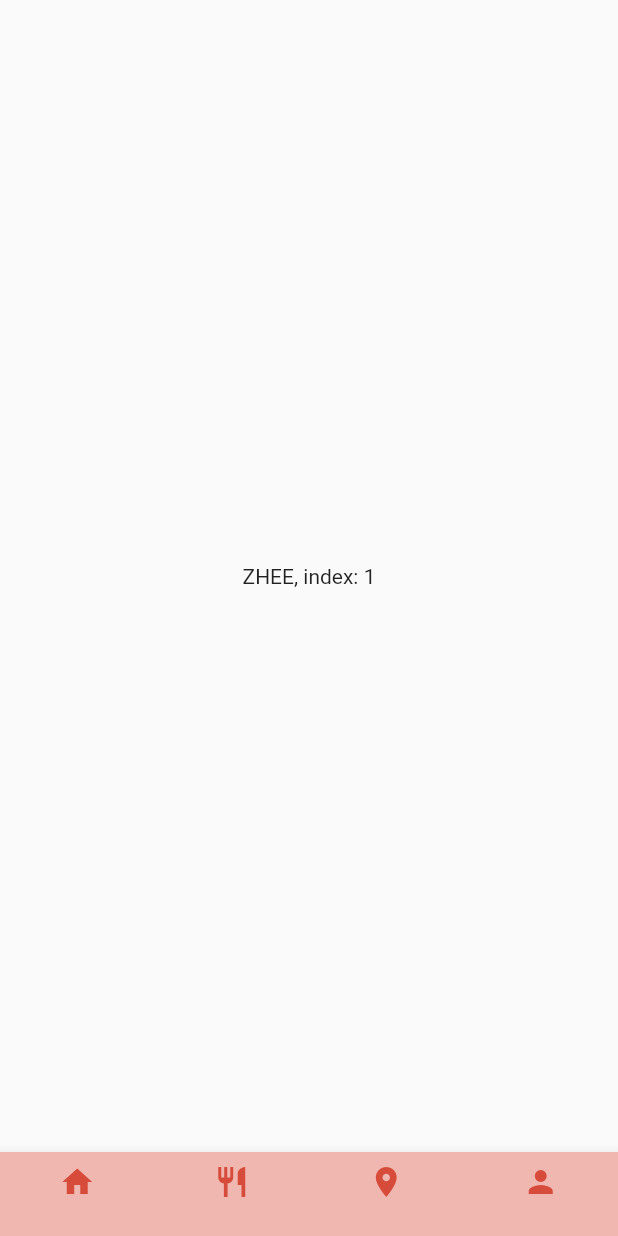
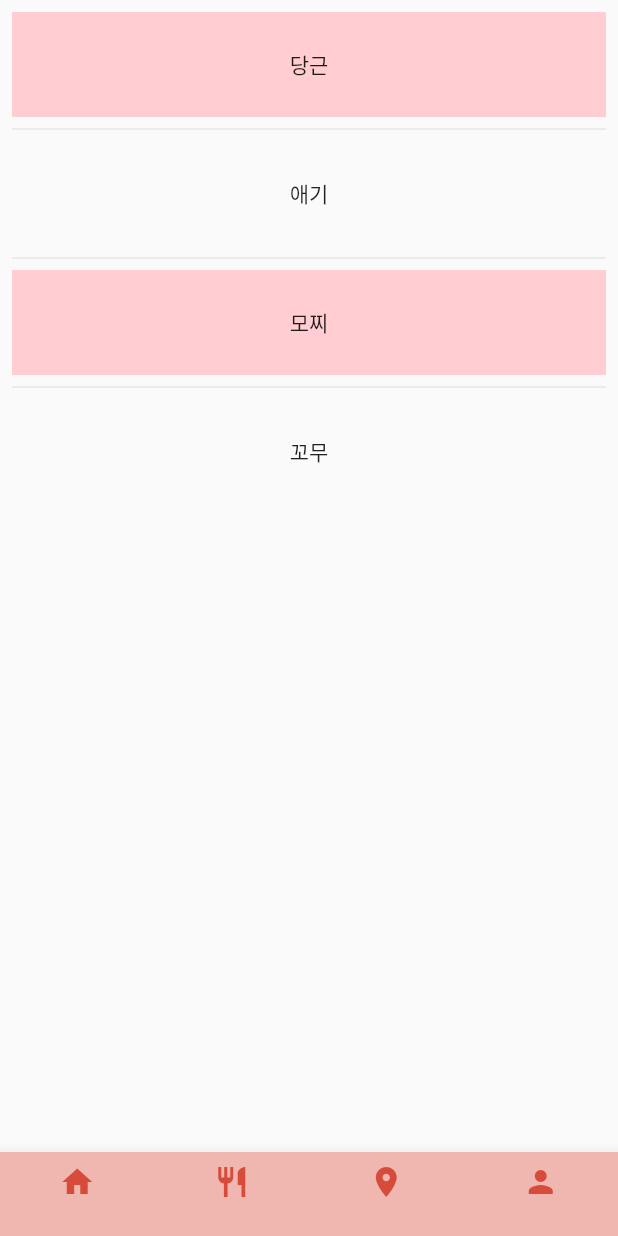
Before and after one commit to givethedog/flutter_naechelinguide_startup, a Flutter app: the screen it shows after launch, item 2 of the bottom bar chosen, on a phone screen of 412 x 824 dp. Run offline on Flutter 3.47's test engine with Material 2 defaults, Android fonts, the phone set to English and light mode, and no system bars; our stand-ins replace getflutter, google_maps_flutter, shimmer.

Commit message:
Google Map Service and ListView added

```diff
--- a/lib/home_screen.dart
+++ b/lib/home_screen.dart
@@ -1,50 +1,46 @@
 import 'package:flutter/material.dart';
 import 'package:flutter/cupertino.dart';
+import 'package:flutternaechelinguidestartup/search.dart';
+import 'package:flutternaechelinguidestartup/location.dart';
+import 'package:flutternaechelinguidestartup/list_restaurant.dart';
 
 class HomeScreen extends StatefulWidget {
   @override
-  State createState() => new HomeScreenState();
+  State createState() => HomeScreenState();
 }
 
-class HomeScreenState extends State<HomeScreen> with SingleTickerProviderStateMixin {
-  TabController _controller;
-  int _index;
-
-  @override
-  void initState() {
-    super.initState();
-    _controller = new TabController(length: 4, vsync: this);
-    _index = 0;
-  }
+class HomeScreenState extends State<HomeScreen>
+    with SingleTickerProviderStateMixin {
+  int _index = 0;
 
   @override
   Widget build(BuildContext context) {
-    return new Scaffold(
+    Widget child;
+    switch (_index) {
+      case 0:
+        child = SearchRestaurant(); // To Search
+        break;
+      case 1:
+        child = ListRestaurant();
+        break;
+      case 2:
+        child = SearchLocation();
+        break;
+      case 3:
+        child = FlutterLogo(
+          colors: Colors.blue,
+        );
+        break;
+    }
 
-//      appBar: new AppBar(                                         // 앱바 살릴려면 여기부터
-//        title: new Text('NAECHELIN GUIDE'),
-//        bottom: new TabBar(controller: _controller,
-//            tabs: <Tab>[
-//              new Tab(text: "ZHEE"),
-//              new Tab(text: "MUNG"),
-//              new Tab(text: "MOZZI"),
-//              new Tab(text: "GGOMU"),
-//            ]),
-//      ),                                                         // 앱바 살릴려면 여기까지
-      body: new TabBarView(
-        controller: _controller,
-        children: <Widget>[
-          new ZHEE(_index),
-          new MUNG(_index),
-          new MOZZI(_index),
-          new GGOMU(_index),
-        ],
-      ),
+    return Scaffold(
+      body: SizedBox.expand(child: child),
       bottomNavigationBar: new BottomNavigationBar(
           backgroundColor: Color(0xffefb7b0),
           selectedItemColor: Color(0xffd74b3b),
           unselectedItemColor: Color(0xffd74b3b),
-          type: BottomNavigationBarType.fixed,                     // this line can BottomBar has 4 items
+          type: BottomNavigationBarType
+              .fixed, // this line can BottomBar has 4 items
           currentIndex: _index,
           onTap: (int _index) {
             setState(() {
@@ -54,78 +50,29 @@ class HomeScreenState extends State<HomeScreen> with SingleTickerProviderStateMi
           items: <BottomNavigationBarItem>[
             new BottomNavigationBarItem(
               icon: new Icon(Icons.home),
-              title: SizedBox.shrink(),                           // Workaround : BottomNavigationBar without Text
+              title: SizedBox
+                  .shrink(), // Workaround : BottomNavigationBar without Text
               //title: new Text("Home"),
-
             ),
             new BottomNavigationBarItem(
               icon: new Icon(Icons.restaurant),
-              title: SizedBox.shrink(),                           // Workaround : BottomNavigationBar without Text
+              title: SizedBox
+                  .shrink(), // Workaround : BottomNavigationBar without Text
               //title: new Text("Restaurant"),
             ),
             new BottomNavigationBarItem(
-                icon: Icon(Icons.location_on),
-              title: SizedBox.shrink(),                           // Workaround : BottomNavigationBar without Text
-                //title: new Text('Location')
+              icon: Icon(Icons.location_on),
+              title: SizedBox
+                  .shrink(), // Workaround : BottomNavigationBar without Text
+              //title: new Text('Location')
             ),
             new BottomNavigationBarItem(
               icon: new Icon(Icons.person),
-              title: SizedBox.shrink(),                           // Workaround : BottomNavigationBar without Text
+              title: SizedBox
+                  .shrink(), // Workaround : BottomNavigationBar without Text
               //title: new Text("MyPage"),
             ),
-                      ]),
+          ]),
     );
   }
 }
-
-class ZHEE extends StatelessWidget {
-  final int index;
-
-  ZHEE(this.index);
-
-  @override
-  Widget build(BuildContext context) {
-    return new Center(
-      child: new Text('ZHEE, index: $index'),
-    );
-  }
-}
-
-class MUNG extends StatelessWidget {
-  final int index;
-
-  MUNG(this.index);
-
-  @override
-  Widget build(BuildContext context) {
-    return new Center(
-      child: new Text('HotelsPage, index: $index'),
-    );
-  }
-}
-
-class MOZZI extends StatelessWidget {
-  final int index;
-
-  MOZZI(this.index);
-
-  @override
-  Widget build(BuildContext context) {
-    return new Center(
-      child: new Text('FoodPage, index: $index'),
-    );
-  }
-}
-
-class GGOMU extends StatelessWidget {
-  final int index;
-
-  GGOMU(this.index);
-
-  @override
-  Widget build(BuildContext context) {
-    return new Center(
-      child: new Text('FunPage, index: $index'),
-    );
-  }
-}
--- /dev/null
+++ b/lib/list_restaurant.dart
@@ -0,0 +1,89 @@
+import 'package:flutter/material.dart';
+
+class Person {
+  int age;
+  String name;
+  bool isLeftHand;
+
+  Person(this.age, this.name, this.isLeftHand);
+}
+
+class PersonTile extends StatelessWidget {
+  PersonTile(this._person);
+
+  final Person _person;
+
+  @override
+  Widget build(BuildContext context) {
+    return ListTile(
+      leading: Icon(Icons.person),
+      title: Text(_person.name),
+      subtitle: Text("${_person.age}세"),
+      trailing: PersonHandIcon(_person.isLeftHand),
+    );
+  }
+}
+
+class PersonHandIcon extends StatelessWidget {
+  PersonHandIcon(this._isLeftHand);
+
+  final bool _isLeftHand;
+
+  @override
+  Widget build(BuildContext context) {
+    if (_isLeftHand)
+      return Icon(Icons.arrow_left);
+    else
+      return Icon(Icons.arrow_right);
+  }
+}
+
+class HeaderTile extends StatelessWidget {
+  @override
+  Widget build(BuildContext context) {
+    return Container(
+      child: Image.network(
+          "https://www.google.com/url?sa=i&url=https%3A%2F%2Fwww.travel141.co.kr%2Fhongkong%2Fcentral-and-soho-best-restaurants%2F&psig=AOvVaw1D_Y1nHXMARlTguOQRDXyz&ust=1588768681988000&source=images&cd=vfe&ved=0CAIQjRxqFwoTCPDb99venOkCFQAAAAAdAAAAABAD"),
+    );
+  }
+}
+
+final List<String> entries = <String>['당근', '애기', '모찌', '꼬무'];
+final List<int> colorCodes = <int>[100, 0, 100, 0];
+
+class ListRestaurant extends StatelessWidget {
+  @override
+  Widget build(BuildContext context) {
+    //
+    //
+    //
+    return ListView.separated(
+        padding: const EdgeInsets.all(8),
+        itemCount: entries.length,
+        itemBuilder: (BuildContext context, int index) {
+          return Container(
+            height: 70,
+            color: Colors.red[colorCodes[index]],
+            child: Center(child: Text('${entries[index]}')),
+          );
+        },
+        separatorBuilder: (BuildContext context, int index) {
+          return const Divider();
+        });
+  }
+  //
+  //
+  //
+}
+
+//class ListRestaurant extends StatefulWidget {
+//  @override
+//  _ListRestaurantState createState() => _ListRestaurantState();
+//}
+//
+//class _ListRestaurantState extends State<ListRestaurant> {
+//  @override
+//  Widget build(BuildContext context) {
+//    return Container();
+//  }
+//}
--- a/pubspec.yaml
+++ b/pubspec.yaml
@@ -25,7 +25,8 @@ dependencies:
     sdk: flutter
   shimmer: ^1.0.1
   splashscreen:
-
+  getflutter: ^1.0.10
+  google_maps_flutter:
 
   # The following adds the Cupertino Icons font to your application.
   # Use with the CupertinoIcons class for iOS style icons.
```
Also changed, not shown: lib/location.dart (added, +61 -0 lines), lib/search.dart (added, +58 -0 lines), lib/splash_screen.dart (+23 -41 lines), pubspec.lock, 2 other files.
